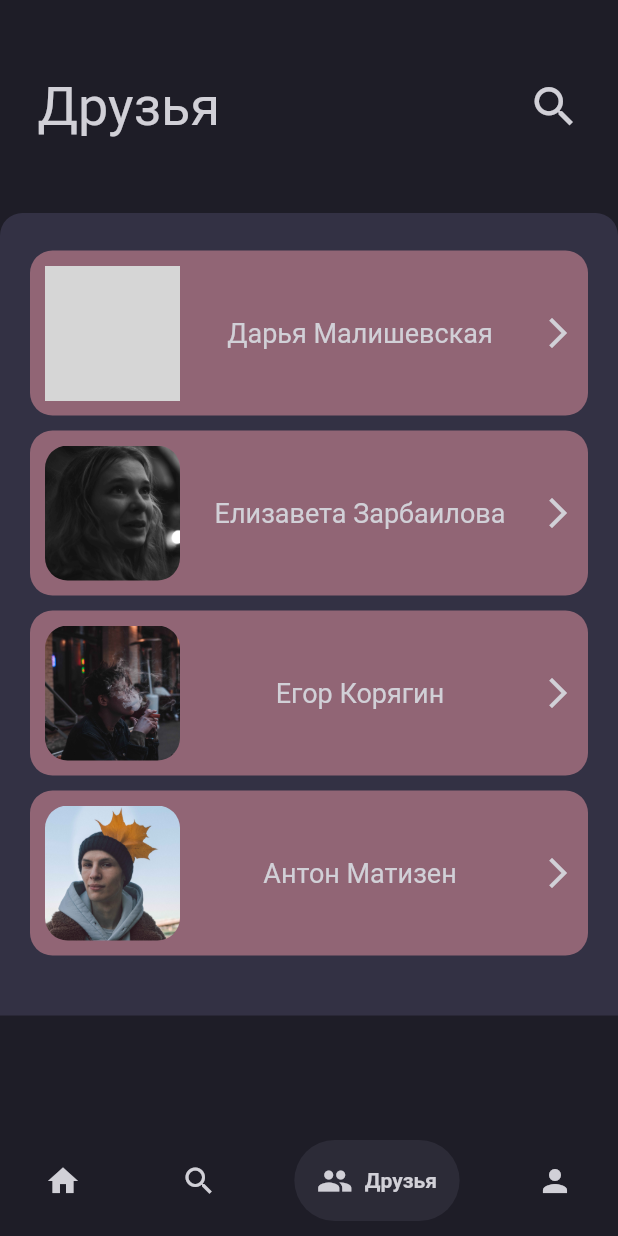
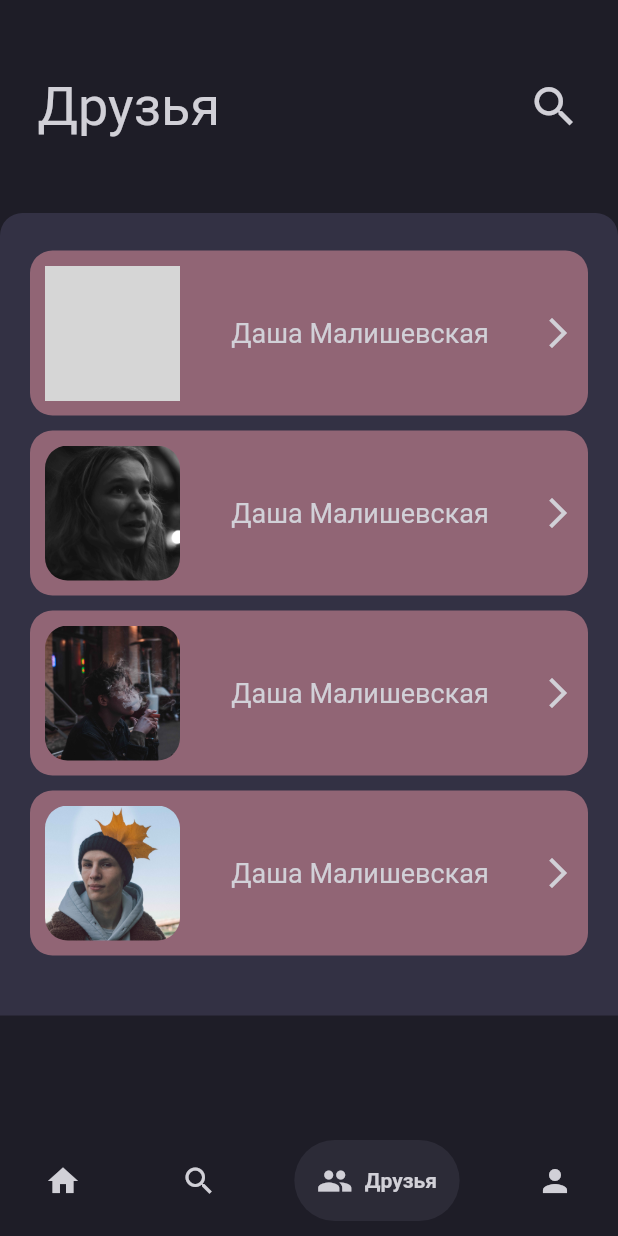
Before and after one commit to irunner1/Wishlist, a Flutter app: the screen it shows after launch, item 3 of the bottom bar chosen, on a phone screen of 412 x 824 dp. Run offline on Flutter 3.47's test engine with Material 2 defaults, Android fonts, the phone set to English and light mode, and no system bars; drawn by our look-alikes of google_nav_bar; Roboto replaces fonts that are missing (Montserrat); grey boxes are pictures that could not be loaded.

Commit message:
improved data storage

```diff
--- a/lib/helpers/data.dart
+++ b/lib/helpers/data.dart
@@ -1,6 +1,3 @@
-import 'package:flutter/material.dart';
-
-
 class Data{
   //друзья и картинки
   static final List<String> names = <String>['Дарья Малишевская', 'Елизавета Зарбаилова', 'Егор Корягин', 'Антон Матизен'];
--- /dev/null
+++ b/lib/helpers/item.dart
@@ -0,0 +1,12 @@
+class Item {
+  String itemName;
+  String itemImage;
+  String itemPrice;
+  String itemDescribtion;
+
+  Item({
+    required this.itemName,
+    required this.itemImage,
+    required this.itemPrice,
+    required this.itemDescribtion});
+}
--- /dev/null
+++ b/lib/helpers/person.dart
@@ -0,0 +1,90 @@
+import 'package:testwish/helpers/wishlist.dart';
+import 'package:testwish/helpers/item.dart';
+
+
+class Person {
+  String name;
+  String image;
+  List<Wishlist> wishes;
+
+  Person({
+    required this.name,
+    required this.image,
+    required this.wishes
+  });
+}
+
+var people = [
+  Person(
+    name: 'Даша Малишевская',
+    image: 'lib/assets/dasha.jpg',
+    wishes: [
+      Wishlist(
+        wishlistName: 'День рождения',
+        items: [
+          Item(
+            itemName: 'Подставка ikea',
+            itemImage: '',
+            itemPrice: '1299 р',
+            itemDescribtion: 'Удобная'
+          ),
+          Item(
+            itemName: 'Лампа ikea',
+            itemImage: '',
+            itemPrice: '6990 р',
+            itemDescribtion: ''
+          ),
+          Item(
+            itemName: 'Чехол Ipad Pro',
+            itemImage: '',
+            itemPrice: '19990 р',
+            itemDescribtion: ''
+          ),
+          Item(
+            itemName: 'Airpods Pro',
+            itemImage: '',
+            itemPrice: '25990 р',
+            itemDescribtion: ''
+          )
+        ]
+      )
+    ]
+  ),
+  Person(
+    name: 'Елизавета Зарбаилова',
+    image: 'lib/assets/lisa.jpg',
+    wishes: [
+      Wishlist(
+        wishlistName: 'День рождения',
+        items: [
+          Item(
+            itemName: 'Mortal Kombat KE',
+            itemImage: '',
+            itemPrice: '2399 р',
+            itemDescribtion: ''
+          )
+        ]
+      )
+    ]
+  ),
+  Person(
+    name: 'Егор Корягин',
+    image: 'lib/assets/egr.jpg',
+    wishes: [
+      Wishlist(
+        wishlistName: '',
+        items: []
+      )
+    ]
+  ),
+  Person(
+    name: 'Антон Матизен',
+    image: 'lib/assets/anto.jpg',
+    wishes: [
+      Wishlist(
+        wishlistName: 'Хочу',
+        items: []
+      )
+    ]
+  ),
+];
--- /dev/null
+++ b/lib/helpers/wishlist.dart
@@ -0,0 +1,12 @@
+import 'package:testwish/helpers/item.dart';
+
+
+class Wishlist {
+  String wishlistName;
+  List<Item> items;
+
+  Wishlist({
+    required this.wishlistName,
+    required this.items
+  });
+}
--- a/lib/pages/friends_page.dart
+++ b/lib/pages/friends_page.dart
@@ -2,6 +2,7 @@ import 'dart:developer';
 import 'package:flutter/material.dart';
 import '../helpers/colors.dart';
 import '../helpers/data.dart';
+import '../helpers/person.dart';
 
 class FriendsPage extends StatelessWidget {
   const FriendsPage({ Key? key }) : super(key: key);
@@ -19,7 +20,7 @@ class FriendsPage extends StatelessWidget {
                 mainAxisAlignment: MainAxisAlignment.spaceBetween,
                 children: const <Widget>[
                     Text('Друзья', style: TextStyle(fontSize: 36, color: AppColors.textColor)),
-                    Icon(Icons.search, color: AppColors.textColor, size: 35),
+                    Icon(Icons.search, color: AppColors.textColor, size: 35), //добавить поиск по друзьям
                 ],
               )
             ),
@@ -64,7 +65,8 @@ class FriendsPage extends StatelessWidget {
                           ),
                         ),
                       ),
-                      Text(Data.names[index], //можно сделать перенос страницы
+                      Text(
+                        people[0].name, //можно сделать перенос текста на две строки
                         style: const TextStyle(fontSize: 18, color: AppColors.textColor),
                         overflow: TextOverflow.fade,
                         maxLines: 1,
@@ -81,7 +83,7 @@ class FriendsPage extends StatelessWidget {
                   ),
                 ),
                 onTap: (){
-                  log('tap');
+                  log(Data.names[index]);
                 },
               );
             }
```
